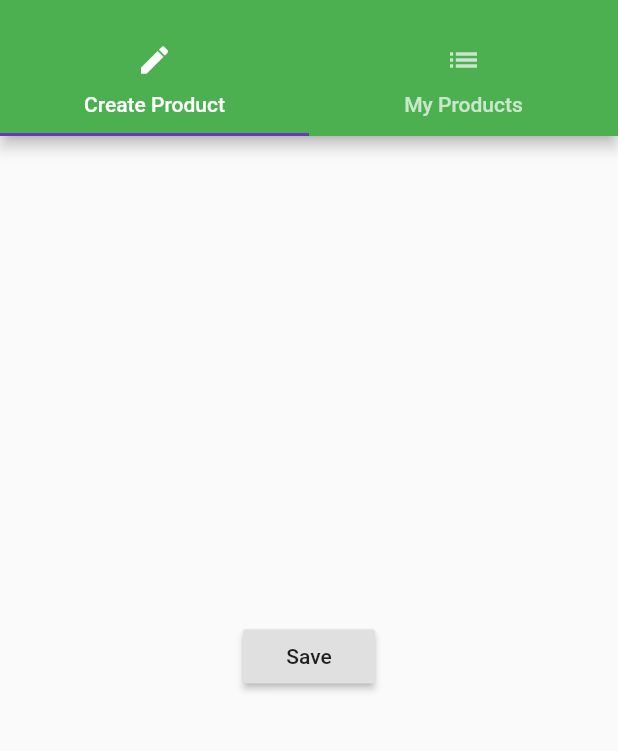
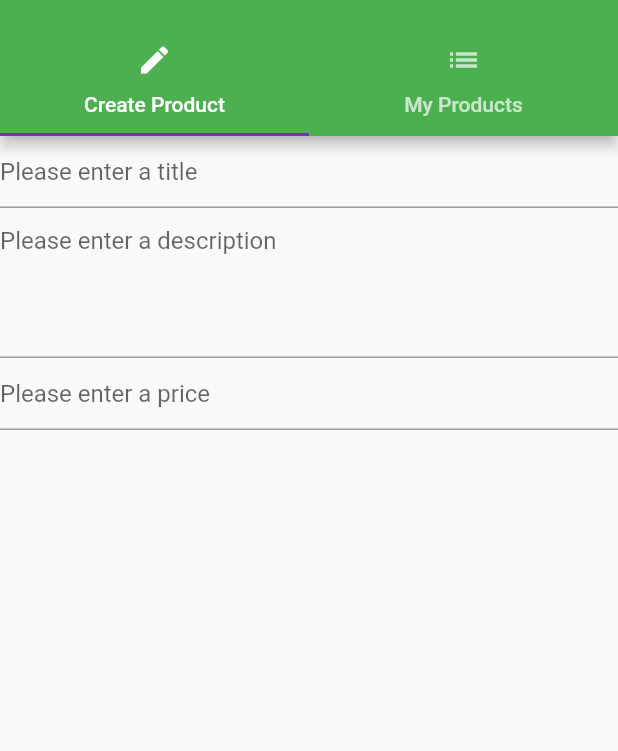
Before and after one commit to aosepulveda/flutter_course, a Flutter app: the ProductsAdminPage screen opened by its route, on a phone screen of 412 x 824 dp, the part 59-810 px from its top. Run offline on Flutter 3.47's test engine with Material 2 defaults, Android fonts, the phone set to English and light mode, and no system bars.

Commit message:
add textfield for create product

```diff
--- a/lib/pages/product_create.dart
+++ b/lib/pages/product_create.dart
@@ -1,21 +1,55 @@
 import 'package:flutter/material.dart';
 
-class ProductCreatePage extends StatelessWidget {
+class ProductCreatePage extends StatefulWidget {
+  @override
+  State<StatefulWidget> createState() {
+    return _ProductCreatePageState();
+  }
+}
+
+class _ProductCreatePageState extends State<ProductCreatePage> {
+  String titleValue = '';
+  String descriptionValue = '';
+  double priceValue = 0.0;
+
   @override
   Widget build(BuildContext context) {
-    return Center(
-      child: RaisedButton(
-        child: Text('Save'),
-        onPressed: () {
-          showModalBottomSheet(
-              context: context,
-              builder: (BuildContext context) {
-                return Center(
-                  child: Text('This is a Modal!'),
-                );
-              });
-        },
-      ),
+    return Column(
+      children: <Widget>[
+        TextField(
+          decoration: InputDecoration(
+            hintText: 'Please enter a title'
+          ),
+          onChanged: (String value) {
+            setState(() {
+              titleValue = value;
+            });
+          },
+        ),
+        TextField(
+          decoration: InputDecoration(
+            hintText: 'Please enter a description'
+          ),
+          maxLines: 4,
+          keyboardType: TextInputType.multiline,
+          onChanged: (String value) {
+            setState(() {
+              descriptionValue = value;
+            });
+          },
+        ),
+        TextField(
+          decoration: InputDecoration(
+            hintText: 'Please enter a price'
+          ),
+          keyboardType: TextInputType.number,
+          onChanged: (String value) {
+            setState(() {
+              priceValue = double.parse(value);
+            });
+          },
+        ),
+      ],
     );
   }
 }
```
